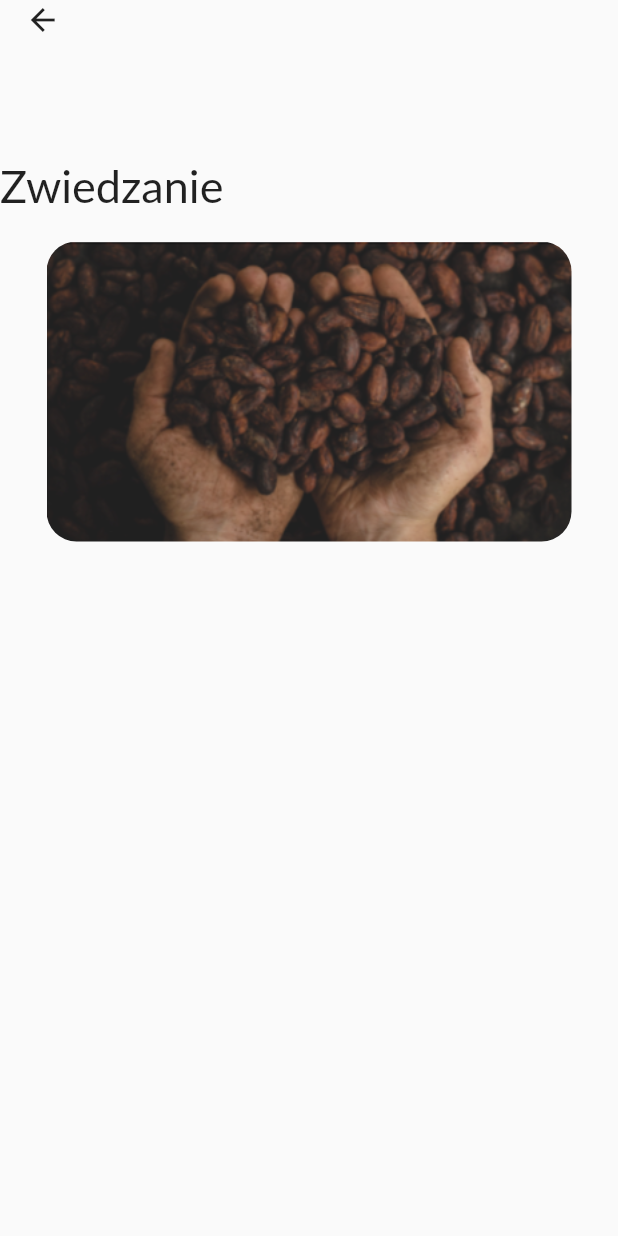
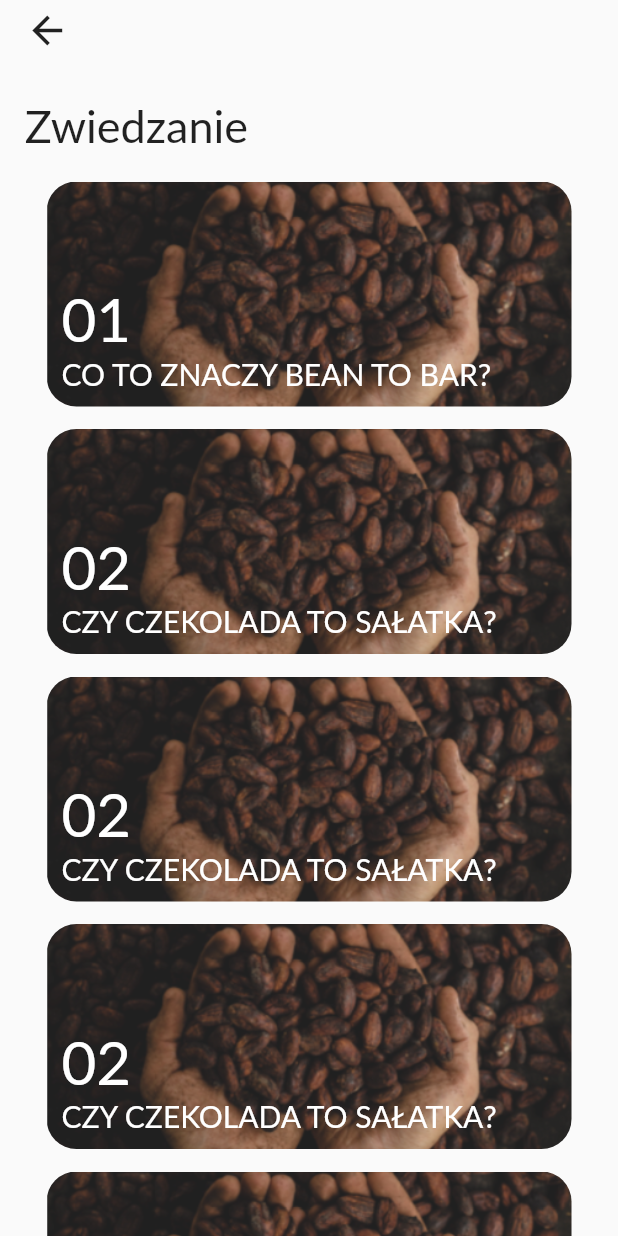
Before and after one commit to KajetanBilinski/BeskidChocolateApplication, a Flutter app: the screen it shows after launch, after a tap on "Zwiedzanie", on a phone screen of 412 x 824 dp. Run offline on Flutter 3.47's test engine with Material 2 defaults, Android fonts, the phone set to English and light mode, and no system bars; Roboto replaces fonts that are missing (Lato).

Commit message:
Update of presentation main page
Added buttons created by method

```diff
--- a/lib/pages/presentation_main_page.dart
+++ b/lib/pages/presentation_main_page.dart
@@ -17,7 +17,7 @@ class PresentationMain extends StatelessWidget {
                         Column(
                           children: [
                             SizedBox(
-                              height: 1,
+                              height: 5,
                             ),
                             Row(
                               children: [
@@ -30,13 +30,24 @@ class PresentationMain extends StatelessWidget {
                                         MaterialPageRoute(builder: (context) => const HomePage()),
                                       );
                                     },
-                                    child: const Icon(Icons.arrow_back)
+                                    child: const Icon(Icons.arrow_back,
+                                    size: 30,)
                                 )],
                             )
 
                           ],
                         ),
-                        SizedBox(height: 80),
+                        SizedBox(height: 25),
+                        Column(
+                          children: [
+                            SizedBox(
+                              height: 5,
+                            ),
+                            Row(
+                              children:
+                              [
+                                SizedBox(
+                                    width: GlobalVariables.spaceBackIconWidthAboutUs),
                                 const Text(
                                   'Zwiedzanie',
                                   textAlign: TextAlign.left,
@@ -44,12 +55,17 @@ class PresentationMain extends StatelessWidget {
                                       fontFamily: 'Lato',
                                       fontSize: 30
                                   ),
+                                )
+                              ],
                             ),
+
+                          ],
+                        ),
+
 
                         Column(
                             children:
                             [
-
                               SizedBox(height: 20),
                               Container(
                                 alignment: Alignment.center,
@@ -59,20 +75,34 @@ class PresentationMain extends StatelessWidget {
                                     mainAxisAlignment: MainAxisAlignment.center,
                                     crossAxisAlignment: CrossAxisAlignment.center,
                                     children:[
-                                      InkWell(
-                                        onTap: () {
-
-                                        },
-                                        child: ClipRRect(
-                                            borderRadius: BorderRadius.circular(20.0),
-                                            child:Image.asset(
-
+                                      createInkWell(
                                           'assets/images/presentation_main_page/sample.png',
-                                              width: 700,
-                                              height: 200,
-                                              fit: BoxFit.cover,
-                                            )
+                                          '01',
+                                          'CO TO ZNACZY BEAN TO BAR?'
                                       ),
+                                      SizedBox(height: 15),
+                                      createInkWell(
+                                          'assets/images/presentation_main_page/sample.png',
+                                          '02',
+                                          'CZY CZEKOLADA TO SAŁATKA?'
+                                      ),
+                                      SizedBox(height: 15),
+                                      createInkWell(
+                                          'assets/images/presentation_main_page/sample.png',
+                                          '02',
+                                          'CZY CZEKOLADA TO SAŁATKA?'
+                                      ),
+                                      SizedBox(height: 15),
+                                      createInkWell(
+                                          'assets/images/presentation_main_page/sample.png',
+                                          '02',
+                                          'CZY CZEKOLADA TO SAŁATKA?'
+                                      ),
+                                      SizedBox(height: 15),
+                                      createInkWell(
+                                          'assets/images/presentation_main_page/sample.png',
+                                          '02',
+                                          'CZY CZEKOLADA TO SAŁATKA?'
                                       )
                                     ]
                                 ),
@@ -86,5 +116,60 @@ class PresentationMain extends StatelessWidget {
                 )
             )
         );
+
+  }
+  Widget createInkWell
+      (
+        String imagePath,
+        String number,
+        String text
+      )
+  {
+    return InkWell(
+      onTap: () {
+        // Obsługa kliknięcia
+      },
+      child: Stack(
+        alignment: Alignment.center,
+        children: <Widget>[
+          ClipRRect(
+            borderRadius: BorderRadius.circular(20.0),
+            child: Image.asset(
+              imagePath,
+              width: 800,
+              height: 150,
+              fit: BoxFit.cover,
+            ),
+          ),
+          Positioned(
+            left: 10.0, // Odstęp od lewej strony
+            bottom: 10.0, // Odstęp od dolnej strony
+            child: RichText(
+              text: TextSpan(
+                children: [
+                  TextSpan(
+                    text: number+'\n',
+                    style: const TextStyle(
+                      color: Colors.white,
+                      fontSize: 40.0,
+                      fontFamily: 'Lato'
+
+                    ),
+                  ),
+                  TextSpan(
+                    text: text.toUpperCase(),
+                    style: const TextStyle(
+                        color: Colors.white,
+                        fontSize: 20.0,
+                        fontFamily: 'Lato'
+                    ),
+                  ),
+                ],
+              ),
+            ),
+          ),
+        ],
+      ),
+    );
   }
 }
```
Lines whose indentation alone changed are shown as unchanged.
